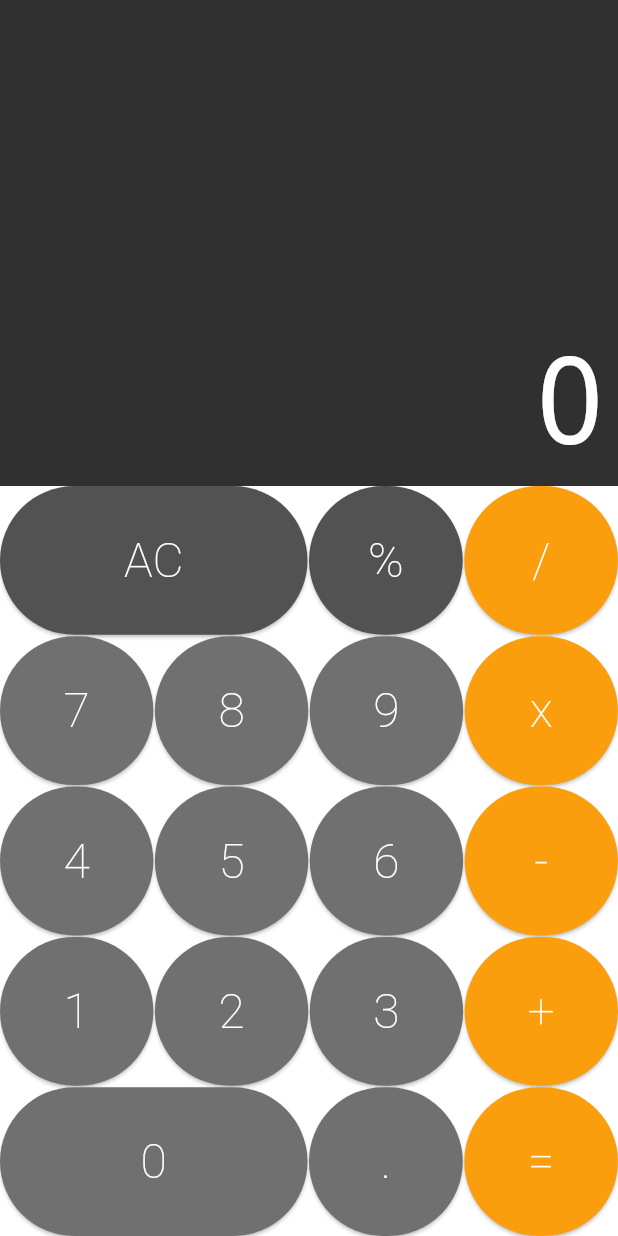
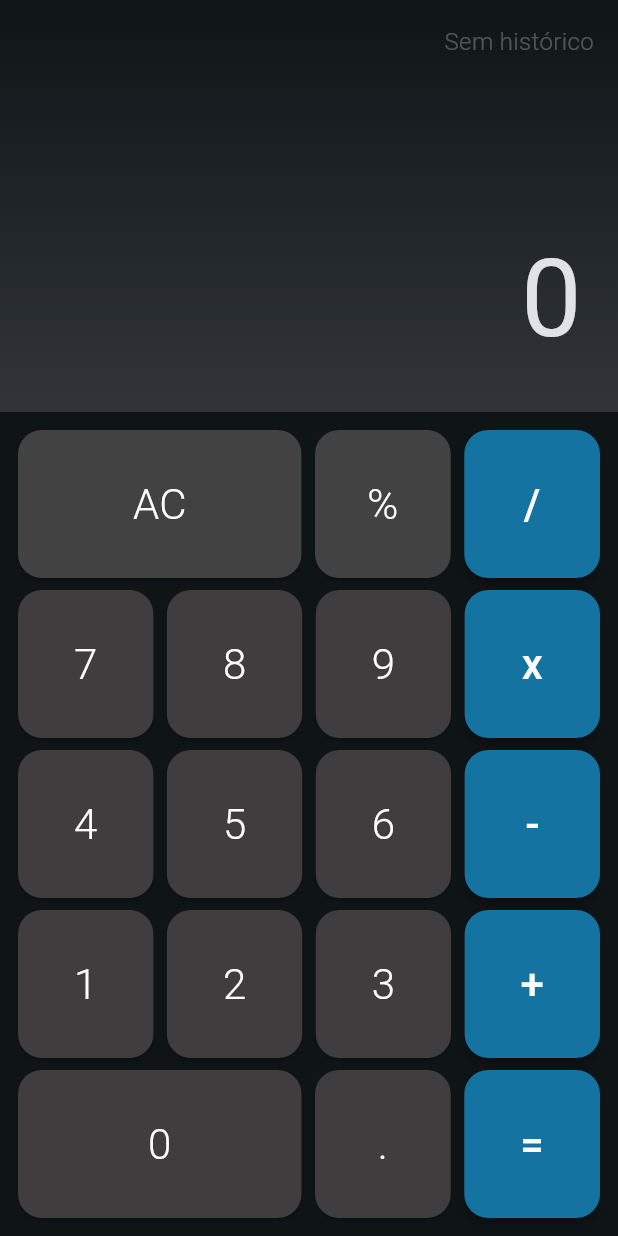
Before and after one commit to reinaldorossetti/calculadora-flutter, a Flutter app: the screen it shows after launch, on a phone screen of 412 x 824 dp. Run offline on Flutter 3.47's test engine with Material 3 defaults, Android fonts, the phone set to English and light mode, and no system bars; drawn by our look-alikes of auto_size_text.

```diff
--- a/lib/components/button.dart
+++ b/lib/components/button.dart
@@ -1,20 +1,22 @@
 import 'package:flutter/material.dart';
 
+enum ButtonType { normal, dark, operation }
+
 class Button extends StatelessWidget {
-  static const darkColor = Color.fromRGBO(82, 82, 82, 1);
-  static const defaultColor = Color.fromRGBO(112, 112, 112, 1);
-  static const operationColor = Color.fromRGBO(250, 158, 13, 1);
+  static const darkColor = Color(0xFF424242);
+  static const defaultColor = Color.fromARGB(255, 63, 61, 61);
+  static const operationColor = Color.fromARGB(255, 21, 115, 162);
 
   final String text;
   final bool big;
-  final Color color;
+  final ButtonType type;
   final void Function(String) cb;
 
   const Button({
     Key? key,
     required this.text,
     this.big = false,
-    this.color = defaultColor,
+    this.type = ButtonType.normal,
     required this.cb,
   }) : super(key: key);
 
@@ -22,7 +24,7 @@ class Button extends StatelessWidget {
     Key? key,
     required this.text,
     this.big = true,
-    this.color = defaultColor,
+    this.type = ButtonType.normal,
     required this.cb,
   }) : super(key: key);
 
@@ -30,25 +32,48 @@ class Button extends StatelessWidget {
     Key? key,
     required this.text,
     this.big = false,
-    this.color = operationColor,
+    this.type = ButtonType.operation,
     required this.cb,
   }) : super(key: key);
 
+  Color _getButtonColor(BuildContext context) {
+    switch (type) {
+      case ButtonType.dark:
+        return darkColor;
+      case ButtonType.operation:
+        return operationColor;
+      case ButtonType.normal:
+      default:
+        return defaultColor;
+    }
+  }
+
   @override
   Widget build(BuildContext context) {
+    final buttonColor = _getButtonColor(context);
+    final isOperation = type == ButtonType.operation;
+
     return Expanded(
       flex: big ? 2 : 1,
-      child: ElevatedButton(
-        style: ElevatedButton.styleFrom(
-          backgroundColor: color,
-        ),
-        onPressed: () => cb(text),
-        child: Text(
-          text,
-          style: const TextStyle(
-            color: Colors.white,
-            fontSize: 32,
-            fontWeight: FontWeight.w200,
+      child: Padding(
+        padding: const EdgeInsets.all(4.0),
+        child: FilledButton(
+          style: FilledButton.styleFrom(
+            backgroundColor: buttonColor,
+            foregroundColor: Colors.white,
+            shape: RoundedRectangleBorder(
+              borderRadius: BorderRadius.circular(16),
+            ),
+            elevation: isOperation ? 3 : 1,
+            padding: const EdgeInsets.symmetric(vertical: 24),
+          ),
+          onPressed: () => cb(text),
+          child: Text(
+            text,
+            style: TextStyle(
+              fontSize: 28,
+              fontWeight: isOperation ? FontWeight.w500 : FontWeight.w300,
+            ),
           ),
         ),
       ),
--- a/lib/components/display.dart
+++ b/lib/components/display.dart
@@ -3,32 +3,57 @@ import 'package:auto_size_text/auto_size_text.dart';
 
 class Display extends StatelessWidget {
   final String text;
+  final String? history;
 
-  const Display(this.text, {Key? key}) : super(key: key);
+  const Display(this.text, {this.history, Key? key}) : super(key: key);
 
   @override
   Widget build(BuildContext context) {
+    final colorScheme = Theme.of(context).colorScheme;
+
     return Expanded(
       flex: 1,
       child: Container(
-        color: const Color.fromRGBO(48, 48, 48, 1),
+        decoration: BoxDecoration(
+          gradient: LinearGradient(
+            begin: Alignment.topCenter,
+            end: Alignment.bottomCenter,
+            colors: [
+              colorScheme.surface,
+              colorScheme.surfaceContainerHighest,
+            ],
+          ),
+        ),
         child: Column(
-          mainAxisAlignment: MainAxisAlignment.end,
+          mainAxisAlignment: MainAxisAlignment.spaceBetween,
           crossAxisAlignment: CrossAxisAlignment.stretch,
           children: <Widget>[
+            if (history != null && history!.isNotEmpty)
+              Padding(
+                padding: const EdgeInsets.all(16.0),
+                child: Text(
+                  history!,
+                  textAlign: TextAlign.end,
+                  style: TextStyle(
+                    fontSize: 16,
+                    color: colorScheme.onSurface.withOpacity(0.3),
+                    fontWeight: FontWeight.w300,
+                  ),
+                ),
+              ),
             Padding(
-              padding: const EdgeInsets.all(8.0),
+              padding: const EdgeInsets.all(24.0),
               child: AutoSizeText(
                 text,
-                minFontSize: 20,
-                maxFontSize: 80,
+                minFontSize: 24,
+                maxFontSize: 72,
                 maxLines: 1,
                 textAlign: TextAlign.end,
-                style: const TextStyle(
-                  fontWeight: FontWeight.w100,
+                style: TextStyle(
+                  fontWeight: FontWeight.w400,
                   decoration: TextDecoration.none,
-                  fontSize: 80,
-                  color: Colors.white,
+                  fontSize: 72,
+                  color: colorScheme.onSurface,
                 ),
               ),
             ),
--- a/lib/components/keyboard.dart
+++ b/lib/components/keyboard.dart
@@ -9,43 +9,42 @@ class Keyboard extends StatelessWidget {
 
   @override
   Widget build(BuildContext context) {
-    return SizedBox(
-      height: 500,
-      child: Column(
+    return Expanded(
+      flex: 2,
+      child: Container(
+        padding: const EdgeInsets.all(8.0),
+        child: Column(
         children: <Widget>[
           ButtonRow([
-            Button.big(text: 'AC', color: Button.darkColor, cb: cb),
-            Button(text: '%', color: Button.darkColor, cb: cb),
+            Button.big(text: 'AC', type: ButtonType.dark, cb: cb),
+            Button(text: '%', type: ButtonType.dark, cb: cb),
             Button.operation(text: '/', cb: cb),
           ]),
-          const SizedBox(height: 1),
           ButtonRow([
             Button(text: '7', cb: cb),
             Button(text: '8', cb: cb),
             Button(text: '9', cb: cb),
             Button.operation(text: 'x', cb: cb),
           ]),
-          const SizedBox(height: 1),
           ButtonRow([
             Button(text: '4', cb: cb),
             Button(text: '5', cb: cb),
             Button(text: '6', cb: cb),
             Button.operation(text: '-', cb: cb),
           ]),
-          const SizedBox(height: 1),
           ButtonRow([
             Button(text: '1', cb: cb),
             Button(text: '2', cb: cb),
             Button(text: '3', cb: cb),
             Button.operation(text: '+', cb: cb),
           ]),
-          const SizedBox(height: 1),
           ButtonRow([
             Button.big(text: '0', cb: cb),
             Button(text: '.', cb: cb),
             Button.operation(text: '=', cb: cb),
           ]),
         ],
+        ),
       ),
     );
   }
--- a/lib/screens/calculator.dart
+++ b/lib/screens/calculator.dart
@@ -25,11 +25,23 @@ class CalculatorState extends State<Calculator> {
     SystemChrome.setPreferredOrientations([DeviceOrientation.portraitUp]);
 
     return MaterialApp(
-      home: Column(
-        children: <Widget>[
-          Display(memory.value),
-          Keyboard(_onPressed),
-        ],
+      debugShowCheckedModeBanner: false,
+      theme: ThemeData(
+        useMaterial3: true,
+        colorScheme: ColorScheme.fromSeed(
+          seedColor: Colors.lightBlueAccent,
+          brightness: Brightness.dark,
+        ),
+      ),
+      home: Scaffold(
+        body: SafeArea(
+          child: Column(
+            children: <Widget>[
+              Display(memory.value, history: memory.historyText),
+              Keyboard(_onPressed),
+            ],
+          ),
+        ),
       ),
     );
   }
--- a/pubspec.yaml
+++ b/pubspec.yaml
@@ -20,7 +20,7 @@ publish_to: "none" # Remove this line if you wish to publish to pub.dev
 version: 1.0.0+1
 
 environment:
-  sdk: ">=2.18.2 <3.0.0"
+  sdk: ">=2.18.2 <3.38.0"
 
 # Dependencies specify other packages that your package needs in order to work.
 # To automatically upgrade your package dependencies to the latest versions
```
Also changed, not shown: analysis_options.yaml (+0 -22 lines), lib/models/memory.dart (+36 -1 lines), 1 other file.
